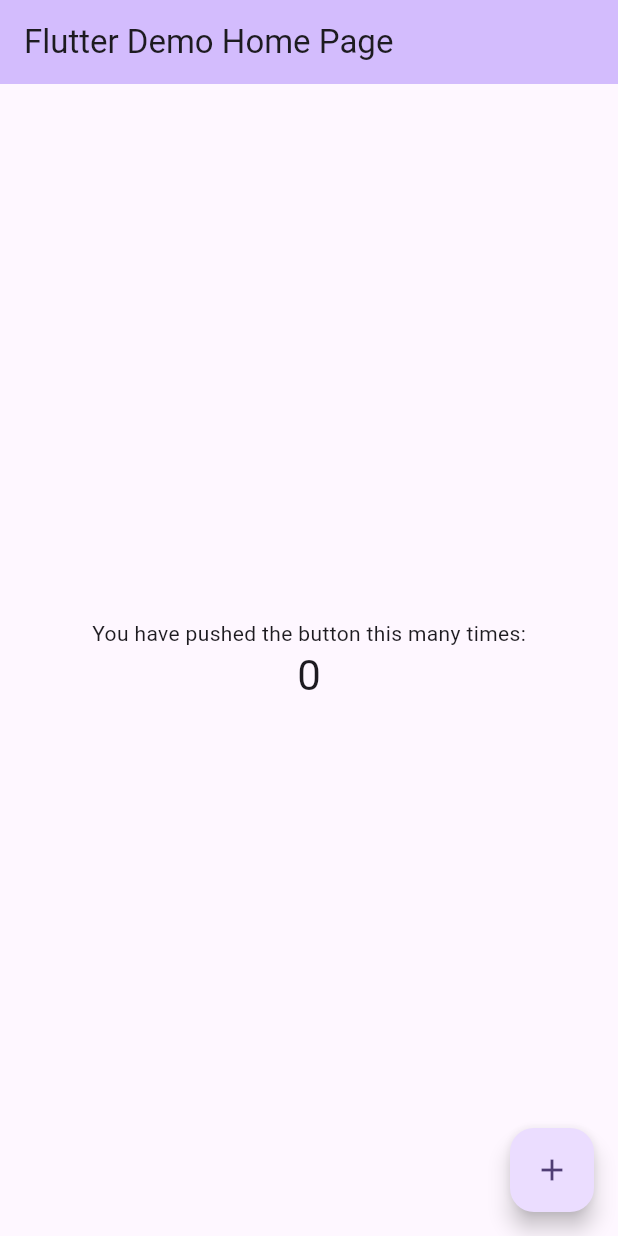
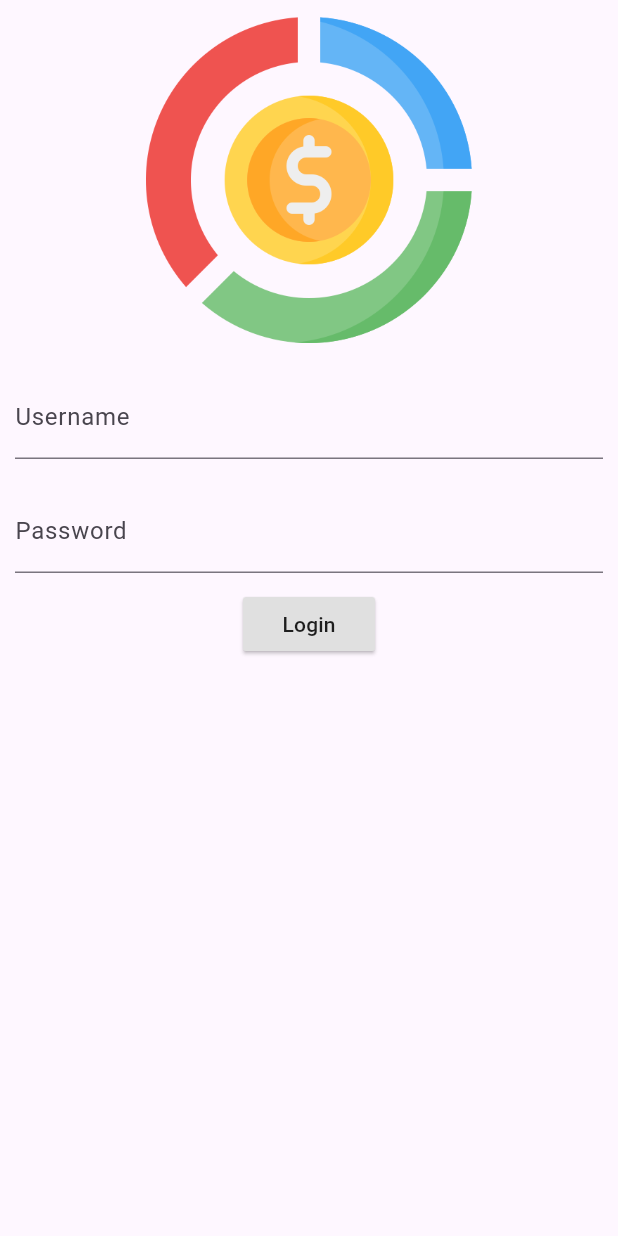
Before and after one commit to MAFADA/financial_management_app, a Flutter app: the screen it shows after launch, on a phone screen of 412 x 824 dp. Run offline on Flutter 3.47's test engine with Material 2 defaults, Android fonts, the phone set to English and light mode, and no system bars; our stand-ins replace sqflite; accounts and stored records are empty.

Commit message:
feature/login

```diff
--- a/lib/main.dart
+++ b/lib/main.dart
@@ -1,3 +1,4 @@
+import 'package:financial_management_app/view/login_view.dart';
 import 'package:flutter/material.dart';
 
 void main() {
@@ -16,95 +17,84 @@ class MyApp extends StatelessWidget {
         colorScheme: ColorScheme.fromSeed(seedColor: Colors.deepPurple),
         useMaterial3: true,
       ),
-      home: const MyHomePage(title: 'Flutter Demo Home Page'),
+      home: const LoginPage(),
     );
   }
 }
 
-class MyHomePage extends StatefulWidget {
-  const MyHomePage({super.key, required this.title});
+// class MyHomePage extends StatefulWidget {
+//   const MyHomePage({super.key, required this.title});
 
-  // This widget is the home page of your application. It is stateful, meaning
-  // that it has a State object (defined below) that contains fields that affect
-  // how it looks.
+//   // This widget is the home page of your application. It is stateful, meaning
+//   // that it has a State object (defined below) that contains fields that affect
+//   // how it looks.
 
-  // This class is the configuration for the state. It holds the values (in this
-  // case the title) provided by the parent (in this case the App widget) and
-  // used by the build method of the State. Fields in a Widget subclass are
-  // always marked "final".
+//   // This class is the configuration for the state. It holds the values (in this
+//   // case the title) provided by the parent (in this case the App widget) and
+//   // used by the build method of the State. Fields in a Widget subclass are
+//   // always marked "final".
 
-  final String title;
+//   final String title;
 
-  @override
-  State<MyHomePage> createState() => _MyHomePageState();
-}
+//   @override
+//   State<MyHomePage> createState() => _MyHomePageState();
+// }
 
-class _MyHomePageState extends State<MyHomePage> {
-  int _counter = 0;
+// class _MyHomePageState extends State<MyHomePage> {
+//   int _counter = 0;
 
-  void _incrementCounter() {
-    setState(() {
-      // This call to setState tells the Flutter framework that something has
-      // changed in this State, which causes it to rerun the build method below
-      // so that the display can reflect the updated values. If we changed
-      // _counter without calling setState(), then the build method would not be
-      // called again, and so nothing would appear to happen.
-      _counter++;
-    });
-  }
+//   void _incrementCounter() {
+//     setState(() {
+//       _counter++;
+//     });
+//   }
 
-  @override
-  Widget build(BuildContext context) {
-    // This method is rerun every time setState is called, for instance as done
-    // by the _incrementCounter method above.
-    //
-    // The Flutter framework has been optimized to make rerunning build methods
-    // fast, so that you can just rebuild anything that needs updating rather
-    // than having to individually change instances of widgets.
-    return Scaffold(
-      appBar: AppBar(
-        // TRY THIS: Try changing the color here to a specific color (to
-        // Colors.amber, perhaps?) and trigger a hot reload to see the AppBar
-        // change color while the other colors stay the same.
-        backgroundColor: Theme.of(context).colorScheme.inversePrimary,
-        // Here we take the value from the MyHomePage object that was created by
-        // the App.build method, and use it to set our appbar title.
-        title: Text(widget.title),
-      ),
-      body: Center(
-        // Center is a layout widget. It takes a single child and positions it
-        // in the middle of the parent.
-        child: Column(
-          // Column is also a layout widget. It takes a list of children and
-          // arranges them vertically. By default, it sizes itself to fit its
-          // children horizontally, and tries to be as tall as its parent.
-          //
-          // Column has various properties to control how it sizes itself and
-          // how it positions its children. Here we use mainAxisAlignment to
-          // center the children vertically; the main axis here is the vertical
-          // axis because Columns are vertical (the cross axis would be
-          // horizontal).
-          //
-          // TRY THIS: Invoke "debug painting" (choose the "Toggle Debug Paint"
-          // action in the IDE, or press "p" in the console), to see the
-          // wireframe for each widget.
-          mainAxisAlignment: MainAxisAlignment.center,
-          children: <Widget>[
-            const Text(
-              'You have pushed the button this many times:',
-            ),
-            Text(
-              '$_counter',
-              style: Theme.of(context).textTheme.headlineMedium,
-            ),
-          ],
-        ),
-      ),
-      floatingActionButton: FloatingActionButton(
-        onPressed: _incrementCounter,
-        tooltip: 'Increment',
-        child: const Icon(Icons.add),
-      ), // This trailing comma makes auto-formatting nicer for build methods.
-    );
-  }
-}
+//   @override
+//   Widget build(BuildContext context) {
+//     return Scaffold(
+//       appBar: AppBar(
+//         // TRY THIS: Try changing the color here to a specific color (to
+//         // Colors.amber, perhaps?) and trigger a hot reload to see the AppBar
+//         // change color while the other colors stay the same.
+//         backgroundColor: Theme.of(context).colorScheme.inversePrimary,
+//         // Here we take the value from the MyHomePage object that was created by
+//         // the App.build method, and use it to set our appbar title.
+//         title: Text(widget.title),
+//       ),
+//       body: Center(
+//         // Center is a layout widget. It takes a single child and positions it
+//         // in the middle of the parent.
+//         child: Column(
+//           // Column is also a layout widget. It takes a list of children and
+//           // arranges them vertically. By default, it sizes itself to fit its
+//           // children horizontally, and tries to be as tall as its parent.
+//           //
+//           // Column has various properties to control how it sizes itself and
+//           // how it positions its children. Here we use mainAxisAlignment to
+//           // center the children vertically; the main axis here is the vertical
+//           // axis because Columns are vertical (the cross axis would be
+//           // horizontal).
+//           //
+//           // TRY THIS: Invoke "debug painting" (choose the "Toggle Debug Paint"
+//           // action in the IDE, or press "p" in the console), to see the
+//           // wireframe for each widget.
+//           mainAxisAlignment: MainAxisAlignment.center,
+//           children: <Widget>[
+//             const Text(
+//               'You have pushed the button this many times:',
+//             ),
+//             Text(
+//               '$_counter',
+//               style: Theme.of(context).textTheme.headlineMedium,
+//             ),
+//           ],
+//         ),
+//       ),
+//       floatingActionButton: FloatingActionButton(
+//         onPressed: _incrementCounter,
+//         tooltip: 'Increment',
+//         child: const Icon(Icons.add),
+//       ), // This trailing comma makes auto-formatting nicer for build methods.
+//     );
+//   }
+// }
--- /dev/null
+++ b/lib/models/User.dart
@@ -0,0 +1,23 @@
+class User {
+  // ignore: unused_field
+  int? _id;
+  late String _username;
+  late String _password;
+
+  User(this._username, this._password);
+
+  User.fromMap(dynamic obj) {
+    _username = obj['username'];
+    _password = obj['password'];
+  }
+
+  String get username => _username;
+  String get password => _password;
+
+  Map<String, dynamic> toMap() {
+    var map = <String, dynamic>{};
+    map["username"] = _username;
+    map["password"] = _password;
+    return map;
+  }
+}
--- /dev/null
+++ b/lib/services/request/login_request.dart
@@ -0,0 +1,11 @@
+import 'dart:async';
+import 'package:financial_management_app/models/User.dart';
+import 'package:financial_management_app/data/controller/login_ctr.dart';
+
+class LoginRequest {
+  LoginCtr connection = LoginCtr();
+  Future<User?> getLogin(String username, String password) {
+    var result = connection.getLogin(username, password);
+    return result;
+  }
+}
--- /dev/null
+++ b/lib/services/response/login_response.dart
@@ -0,0 +1,19 @@
+import 'package:financial_management_app/services/request/login_request.dart';
+import 'package:financial_management_app/models/user.dart';
+
+abstract class LoginCallBack {
+  void onLoginSuccess(User user);
+  void onLoginError(String error);
+}
+
+class LoginResponse {
+  final LoginCallBack _callBack;
+  LoginRequest loginRequest = LoginRequest();
+  LoginResponse(this._callBack);
+  doLogin(String username, String password) {
+    loginRequest
+        .getLogin(username, password)
+        .then((user) => _callBack.onLoginSuccess(user as User))
+        .catchError((onError) => _callBack.onLoginError(onError.toString()));
+  }
+}
--- /dev/null
+++ b/lib/view/login_view.dart
@@ -0,0 +1,128 @@
+// ignore_for_file: unused_field
+
+import 'package:flutter/material.dart';
+import 'package:financial_management_app/models/user.dart';
+import 'package:financial_management_app/services/response/login_response.dart';
+
+class LoginPage extends StatefulWidget {
+  const LoginPage({super.key});
+
+  @override
+  // ignore: library_private_types_in_public_api
+  _LoginPageState createState() => _LoginPageState();
+}
+
+class _LoginPageState extends State<LoginPage> implements LoginCallBack {
+  late BuildContext? _ctx;
+  bool _isLoading = false;
+  final formKey = GlobalKey<FormState>();
+  final scaffoldKey = GlobalKey<ScaffoldState>();
+  late String? _username, _password;
+
+  LoginResponse? _response;
+  _LoginPageState() {
+    _response = LoginResponse(this);
+  }
+
+  void _submit() {
+    final form = formKey.currentState;
+    if (form!.validate()) {
+      setState(() {
+        _isLoading = true;
+        form.save();
+        _response!.doLogin(_username!, _password!);
+      });
+    }
+  }
+
+  // void _showSnackBar(String text) {
+  //   scaffoldKey.currentState?.showSnackBar(SnackBar(
+  //     content: Text(text),
+  //   ));
+  // }
+
+  final ButtonStyle raisedButtonStyle = ElevatedButton.styleFrom(
+    foregroundColor: Colors.black87,
+    backgroundColor: Colors.grey[300],
+    minimumSize: const Size(88, 36),
+    padding: const EdgeInsets.symmetric(horizontal: 16),
+    shape: const RoundedRectangleBorder(
+      borderRadius: BorderRadius.all(Radius.circular(2)),
+    ),
+  );
+
+  @override
+  Widget build(BuildContext context) {
+    _ctx = context;
+    var loginBtn = ElevatedButton(
+      onPressed: _submit,
+      style: raisedButtonStyle,
+      child: const Text("Login"),
+    );
+
+    var loginForm = Column(
+      crossAxisAlignment: CrossAxisAlignment.center,
+      children: <Widget>[
+        Form(
+          key: formKey,
+          child: Column(
+            children: <Widget>[
+              Padding(
+                padding: const EdgeInsets.all(10.0),
+                child: TextFormField(
+                  onSaved: (val) => _username = val,
+                  decoration: const InputDecoration(labelText: "Username"),
+                ),
+              ),
+              Padding(
+                padding: const EdgeInsets.all(10.0),
+                child: TextFormField(
+                  onSaved: (val) => _password = val,
+                  decoration: const InputDecoration(labelText: "Password"),
+                ),
+              )
+            ],
+          ),
+        ),
+        loginBtn
+      ],
+    );
+    return Scaffold(
+      key: scaffoldKey,
+      body: Column(
+        children: [
+          Image.asset(
+            'images/money-management.png',
+            width: 600,
+            height: 240,
+            fit: BoxFit.contain,
+          ),
+          loginForm,
+        ],
+      ),
+    );
+  }
+
+  @override
+  void onLoginError(String error) {
+    //   // TODO: implement onLoginError
+    //   _showSnackBar(error);
+    setState(() {
+      _isLoading = false;
+    });
+  }
+
+  @override
+  void onLoginSuccess(User user) async {
+    // ignore: unnecessary_null_comparison
+    if (user != null) {
+      Navigator.of(context).pushNamed("/home");
+    } else {
+      // // TODO: implement onLoginSuccess
+      // _showSnackBar("Login Gagal, Silahkan Periksa Login Anda");
+      setState(() {
+        _isLoading = false;
+      });
+    }
+  }
+}
```
Also changed, not shown: lib/data/controller/login_ctr.dart (added, +41 -0 lines), lib/data/database_helper.dart (added, +33 -0 lines), pubspec.yaml (+6 -3 lines), images/money-management.png (added), pubspec.lock, 1 other file.
